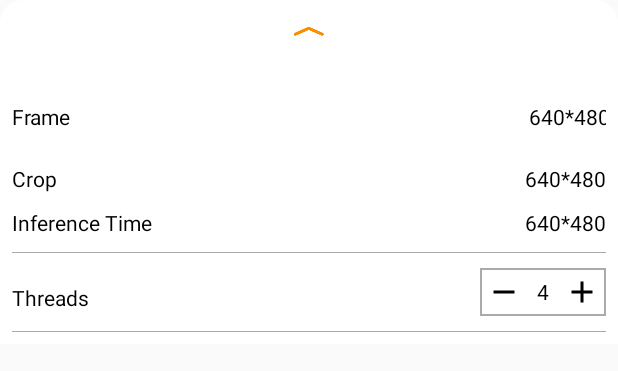
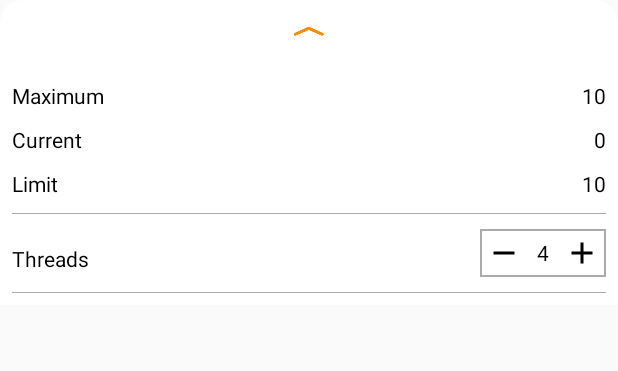
Before and after one commit to SoftwareEngineering-Team08/image_processing, an Android app: the layout tfe_od_layout_bottom_sheet.xml on its own in the app's theme, with its tools: preview values and no code run, on a phone screen of 412 x 824 dp. Shown: the top 371 px of the screen. Run offline under Robolectric (Android 15) with nearby library versions, the phone set to English and light mode, and no system bars.

```diff
--- a/android/app/src/main/AndroidManifest.xml
+++ b/android/app/src/main/AndroidManifest.xml
@@ -16,7 +16,7 @@
         android:supportsRtl="true"
         android:theme="@style/AppTheme.ObjectDetection">
         <activity
-            android:name="com.example.coronacounter.MainActivity"
+            android:name=".imageProcessor.IPActivity"
             android:label="Corona Counter"
             android:screenOrientation="portrait"
             android:exported="true"
@@ -45,9 +45,9 @@
             android:exported="true"
             tools:ignore="Instantiatable" />
 
-        <activity android:name=".imageProcessor.IPActivity"
-            android:exported="true"
-            tools:ignore="Instantiatable" />
+<!--        <activity android:name=".imageProcessor.IPActivity"-->
+<!--            android:exported="true"-->
+<!--            tools:ignore="Instantiatable" />-->
         <activity android:name=".imageProcessor.DetectorActivity"
             android:exported="true"
             tools:ignore="Instantiatable" />
--- a/android/app/src/main/java/org/tensorflow/lite/examples/detection/imageProcessor/DetectorActivity.java
+++ b/android/app/src/main/java/org/tensorflow/lite/examples/detection/imageProcessor/DetectorActivity.java
@@ -250,6 +250,9 @@ public class DetectorActivity extends CameraActivity implements OnImageAvailable
             if(detectedPos != 0){
               System.out.println(detectedPos);
             }
+            else{
+              System.out.println(detectedPos);
+            }
           }
         });
   }
--- a/android/app/src/main/res/layout/tfe_od_layout_bottom_sheet.xml
+++ b/android/app/src/main/res/layout/tfe_od_layout_bottom_sheet.xml
@@ -35,31 +35,21 @@
         android:orientation="horizontal">
 
         <TextView
-            android:id="@+id/frame"
+            android:id="@+id/maxTitle"
             android:layout_width="wrap_content"
             android:layout_height="wrap_content"
             android:layout_marginTop="10dp"
-            android:text="Frame"
+            android:text="Maximum"
             android:textColor="@android:color/black" />
 
         <TextView
-            android:id="@+id/frame_info"
-            android:layout_width="359dp"
+            android:id="@+id/showMaximum"
+            android:layout_width="match_parent"
             android:layout_height="wrap_content"
             android:layout_marginTop="10dp"
             android:gravity="right"
-            android:text="640*480"
+            android:text="10"
             android:textColor="@android:color/black" />
-
-        <EditText
-            android:id="@+id/editTextNumberSigned"
-            android:layout_width="wrap_content"
-            android:layout_height="wrap_content"
-            android:layout_marginTop="10dp"
-            android:layout_weight="1"
-            android:ems="10"
-            android:gravity="right"
-            android:inputType="numberDecimal" />
     </LinearLayout>
 
     <LinearLayout
@@ -68,20 +58,20 @@
         android:orientation="horizontal">
 
         <TextView
-            android:id="@+id/crop"
+            android:id="@+id/currentTitle"
             android:layout_width="wrap_content"
             android:layout_height="wrap_content"
             android:layout_marginTop="10dp"
-            android:text="Crop"
+            android:text="Current"
             android:textColor="@android:color/black" />
 
         <TextView
-            android:id="@+id/crop_info"
+            android:id="@+id/showCurrent"
             android:layout_width="match_parent"
             android:layout_height="wrap_content"
             android:layout_marginTop="10dp"
             android:gravity="right"
-            android:text="640*480"
+            android:text="0"
             android:textColor="@android:color/black" />
     </LinearLayout>
 
@@ -93,20 +83,20 @@
         android:orientation="horizontal">
 
         <TextView
-            android:id="@+id/inference"
+            android:id="@+id/limitTitle"
             android:layout_width="wrap_content"
             android:layout_height="wrap_content"
             android:layout_marginTop="10dp"
-            android:text="Inference Time"
+            android:text="Limit"
             android:textColor="@android:color/black" />
 
         <TextView
-            android:id="@+id/inference_info"
+            android:id="@+id/showLimit"
             android:layout_width="match_parent"
             android:layout_height="wrap_content"
             android:layout_marginTop="10dp"
             android:gravity="right"
-            android:text="640*480"
+            android:text="10"
             android:textColor="@android:color/black" />
     </LinearLayout>
 
```
